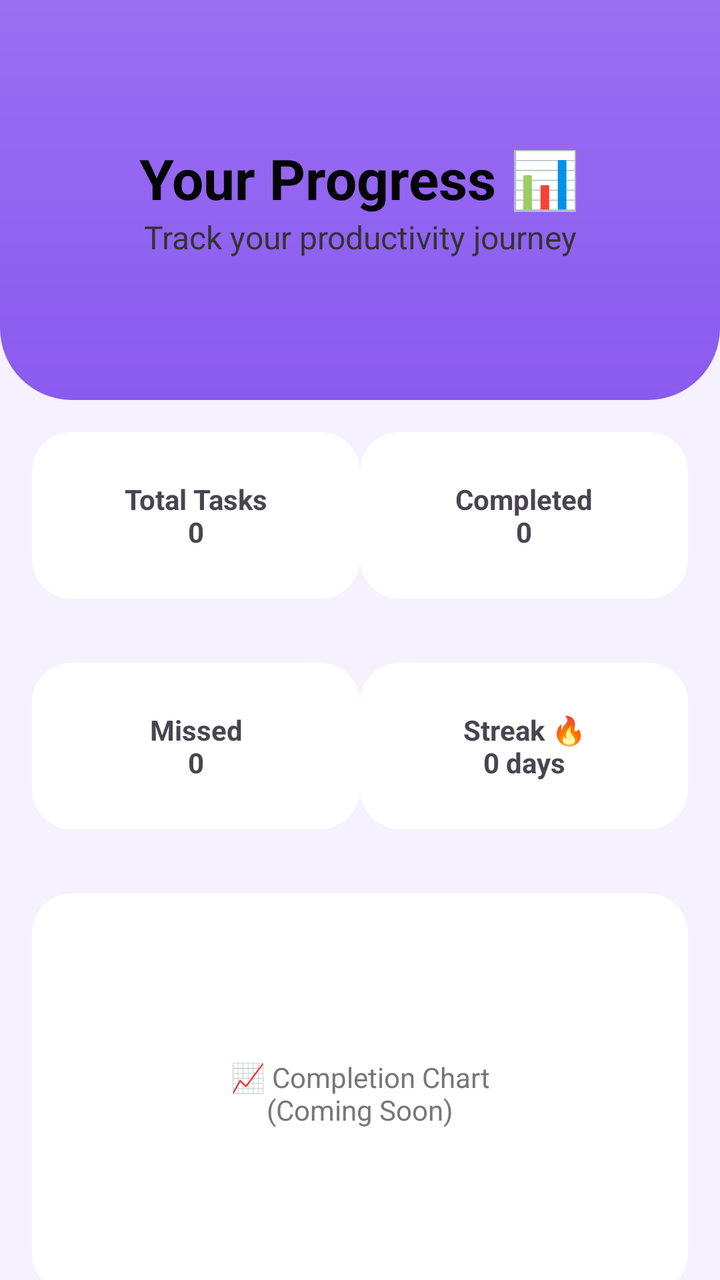
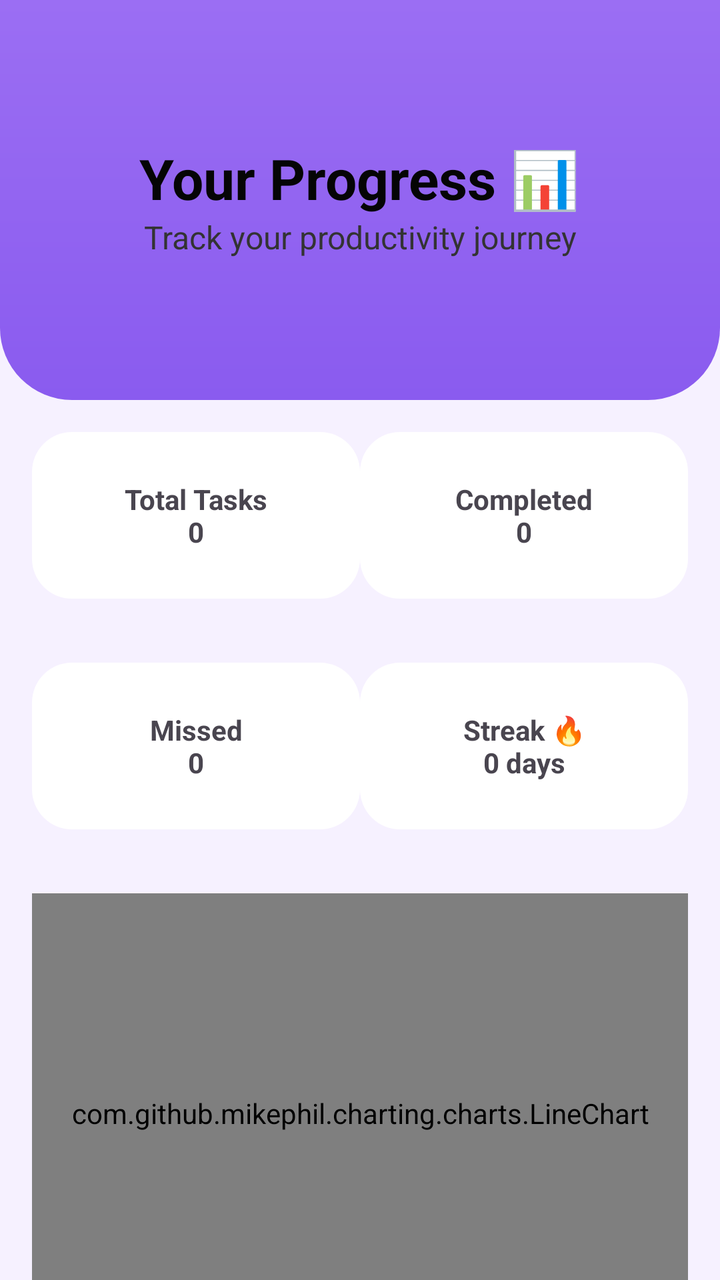

An Android layout rendered at two revisions. The XML below is the earlier revision; the diff shows what the commit changed to produce the second picture.
<!-- AndroidManifest.xml: application theme Theme.PlanUp -->
<!-- res/layout/fragment_stats.xml -->
<?xml version="1.0" encoding="utf-8"?>
<androidx.core.widget.NestedScrollView
    xmlns:android="http://schemas.android.com/apk/res/android"
    android:layout_width="match_parent"
    android:layout_height="match_parent"
    android:background="#F6F1FF"
    android:fillViewport="true">

    <LinearLayout
        android:layout_width="match_parent"
        android:layout_height="wrap_content"
        android:orientation="vertical"
        android:paddingBottom="32dp">

        
        <LinearLayout
            android:layout_width="match_parent"
            android:layout_height="200dp"
            android:background="@drawable/bg_header"
            android:orientation="vertical"
            android:gravity="center"
            android:padding="20dp">

            <TextView
                android:layout_height="wrap_content"
                android:layout_width="wrap_content"
                android:text="Your Progress 📊"
                android:textSize="28sp"
                android:textStyle="bold"
                android:textColor="#050505"/>

            <TextView
                android:layout_height="wrap_content"
                android:layout_width="wrap_content"
                android:text="Track your productivity journey"
                android:textSize="16sp"
                android:textColor="#333333"
                android:gravity="center"/>
        </LinearLayout>

        
        <LinearLayout
            android:layout_width="match_parent"
            android:layout_height="wrap_content"
            android:orientation="horizontal"
            android:padding="16dp"
            android:weightSum="2">

            <TextView
                android:layout_width="0dp"
                android:layout_height="wrap_content"
                android:layout_weight="1"
                android:text="Total Tasks\n0"
                android:gravity="center"
                android:textStyle="bold"
                android:padding="24dp"
                android:background="@drawable/bg_white_card"/>

            <TextView
                android:layout_width="0dp"
                android:layout_height="wrap_content"
                android:layout_weight="1"
                android:text="Completed\n0"
                android:gravity="center"
                android:textStyle="bold"
                android:padding="24dp"
                android:background="@drawable/bg_white_card"/>
        </LinearLayout>

        
        <LinearLayout
            android:layout_width="match_parent"
            android:layout_height="wrap_content"
            android:orientation="horizontal"
            android:padding="16dp"
            android:weightSum="2">

            <TextView
                android:layout_width="0dp"
                android:layout_height="wrap_content"
                android:layout_weight="1"
                android:text="Missed\n0"
                android:gravity="center"
                android:textStyle="bold"
                android:padding="24dp"
                android:background="@drawable/bg_white_card"/>

            <TextView
                android:layout_width="0dp"
                android:layout_height="wrap_content"
                android:layout_weight="1"
                android:text="Streak 🔥\n0 days"
                android:gravity="center"
                android:textStyle="bold"
                android:padding="24dp"
                android:background="@drawable/bg_white_card"/>
        </LinearLayout>

        
        <LinearLayout
            android:layout_width="match_parent"
            android:layout_height="200dp"
            android:layout_margin="16dp"
            android:background="@drawable/bg_white_card"
            android:gravity="center">

            <TextView
                android:layout_height="wrap_content"
                android:layout_width="wrap_content"
                android:text="📈 Completion Chart\n(Coming Soon)"
                android:textColor="#777777"
                android:gravity="center"/>
        </LinearLayout>

        
        <TextView
            android:layout_height="wrap_content"
            android:layout_width="match_parent"
            android:layout_margin="16dp"
            android:text="Consistency beats intensity. Keep going 💪"
            android:textStyle="italic"
            android:textColor="#555555"
            android:gravity="center"/>

    </LinearLayout>
</androidx.core.widget.NestedScrollView>
<!-- resources referenced by this layout -->
<resources>
  <!-- drawable bg_header (drawable) -->
  <?xml version="1.0" encoding="utf-8"?>
  <shape xmlns:android="http://schemas.android.com/apk/res/android">
      <gradient
          android:startColor="#9B6EF3"
          android:endColor="#8A5BEF"
          android:angle="270"/>
  
      <corners
          android:bottomLeftRadius="36dp"
          android:bottomRightRadius="36dp"/>
  </shape>
  <!-- drawable bg_white_card (drawable) -->
  <?xml version="1.0" encoding="utf-8"?>
  <shape xmlns:android="http://schemas.android.com/apk/res/android">
      <solid android:color="@android:color/white"/>
      <corners android:radius="20dp"/>
  
  </shape>
  <style name="Theme.PlanUp" parent="Base.Theme.PlanUp" />
  <style name="Base.Theme.PlanUp" parent="Theme.Material3.DayNight.NoActionBar">
          
          
      </style>
</resources>

<!-- the commit's change to res/layout/fragment_stats.xml (unified diff, before → after) -->
@@ -97,20 +97,13 @@
         </LinearLayout>
 
         
-        <LinearLayout
+        <com.github.mikephil.charting.charts.LineChart
+            android:id="@+id/lineChart"
             android:layout_width="match_parent"
-            android:layout_height="200dp"
+            android:layout_height="220dp"
             android:layout_margin="16dp"
-            android:background="@drawable/bg_white_card"
-            android:gravity="center">
+            android:background="@drawable/bg_white_card"/>
 
-            <TextView
-                android:layout_height="wrap_content"
-                android:layout_width="wrap_content"
-                android:text="📈 Completion Chart\n(Coming Soon)"
-                android:textColor="#777777"
-                android:gravity="center"/>
-        </LinearLayout>
 
         
         <TextView
